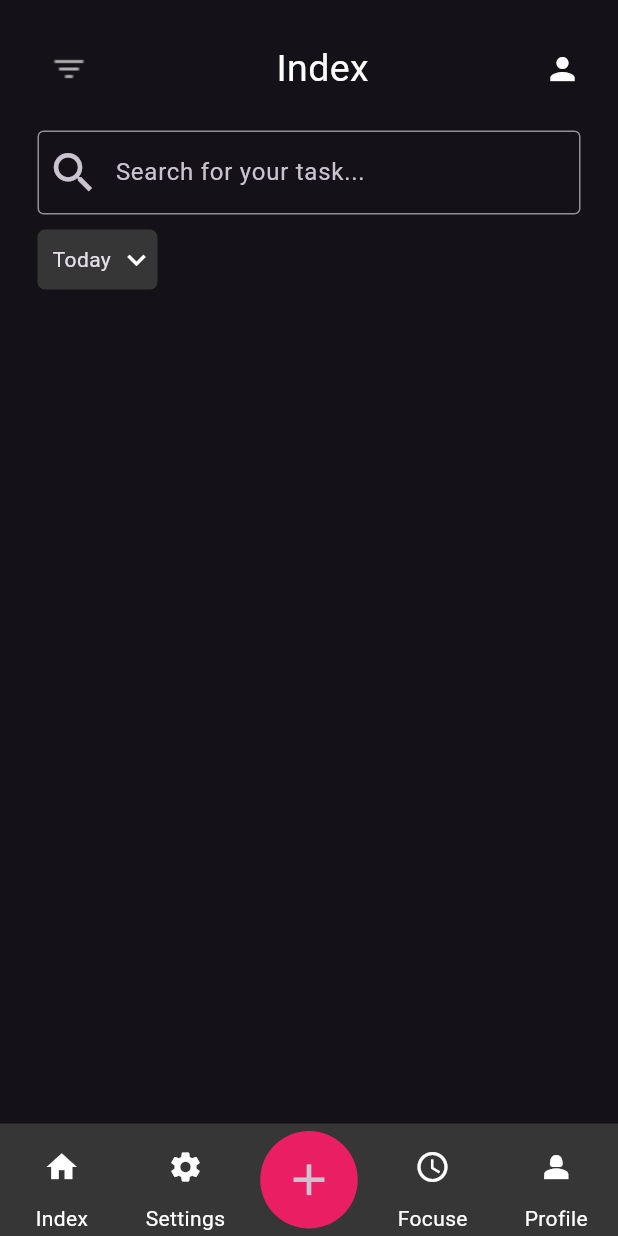
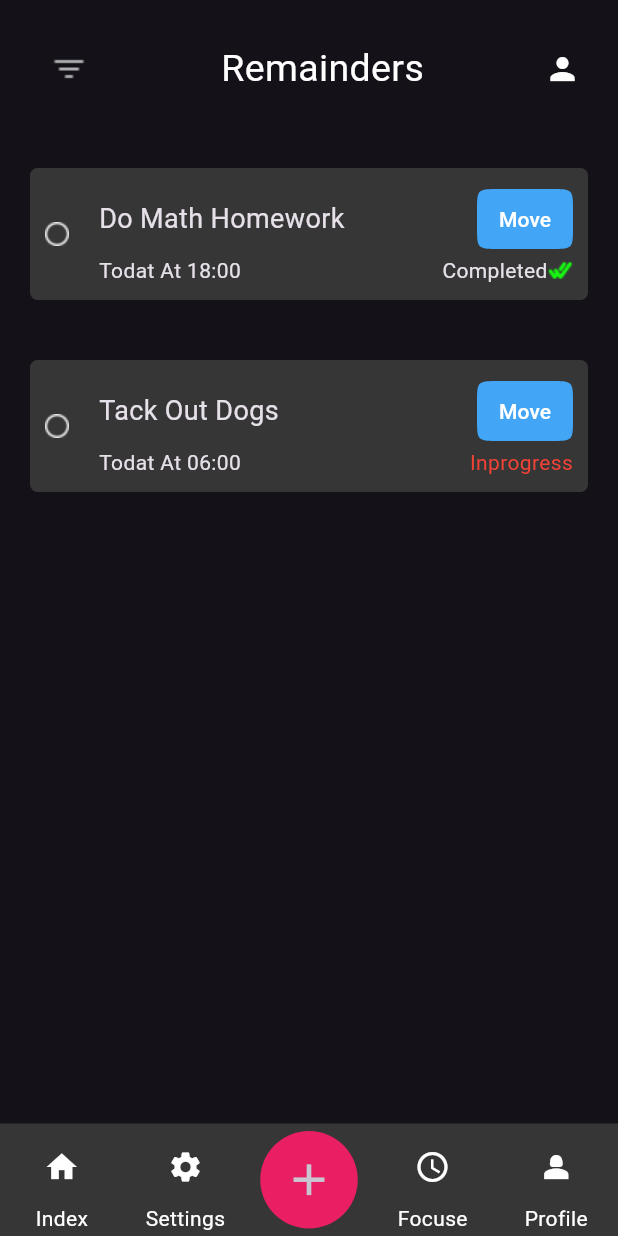
Before and after one commit to GavinJoseph2000/Todo-App, a Flutter app: the screen it shows after launch, on a phone screen of 412 x 824 dp. Run offline on Flutter 3.47's test engine with Material 3 defaults, Android fonts, the phone set to English and light mode, and no system bars; our stand-ins replace fl_chart, get.

Commit message:
remainder

```diff
--- /dev/null
+++ b/lib/Screens/remainder.dart
@@ -0,0 +1,152 @@
+import 'package:flutter/material.dart';
+import 'package:nothing/custom/BottomNavigationBar.dart';
+
+class Remainder extends StatefulWidget {
+  Remainder({super.key});
+
+  @override
+  State<Remainder> createState() => _RemainderState();
+}
+
+class _RemainderState extends State<Remainder> {
+  @override
+  Widget build(BuildContext context) {
+    return Scaffold(
+      bottomNavigationBar: const bottomNavigationBar(),
+      body: SafeArea(
+        child: Column(
+          children: [
+            const Padding(
+              padding: EdgeInsets.all(25.0),
+              child: Row(
+                mainAxisAlignment: MainAxisAlignment.spaceBetween,
+                children: [
+                  Image(
+                    image: AssetImage(
+                      "images/menu.png",
+                    ),
+                  ),
+                  Text(
+                    "Remainders",
+                    style: TextStyle(fontSize: 25, color: Colors.white),
+                  ),
+                  Icon(Icons.person)
+                ],
+              ),
+            ),
+            Container(
+              padding: EdgeInsets.all(10),
+              margin: const EdgeInsets.all(20),
+              decoration: const BoxDecoration(
+                  color: Color(0XFF363636),
+                  borderRadius: BorderRadius.all(Radius.circular(5))),
+              child: Row(
+                children: [
+                  const Image(image: AssetImage("images/ellipse.png")),
+                  Expanded(
+                    child: Padding(
+                      padding: const EdgeInsets.only(left: 20),
+                      child: Column(
+                        crossAxisAlignment: CrossAxisAlignment.start,
+                        children: [
+                          Row(
+                            children: [
+                              const Expanded(
+                                flex: 2,
+                                child: Text(
+                                  'Do Math Homework',
+                                  style: TextStyle(fontSize: 18),
+                                ),
+                              ),
+                              TextButton(
+                                onPressed: () {},
+                                style: ButtonStyle(
+                                    backgroundColor: MaterialStatePropertyAll(
+                                        Colors.blue[400]),
+                                    shape: MaterialStatePropertyAll(
+                                        ContinuousRectangleBorder(
+                                            borderRadius:
+                                                BorderRadius.circular(15)))),
+                                child: const Text(
+                                  'Move',
+                                  style: TextStyle(color: Colors.white),
+                                ),
+                              )
+                            ],
+                          ),
+                          const Row(
+                            children: [
+                              Expanded(child: Text('Todat At 18:00')),
+                              Text('Completed'),
+                              Image(image: AssetImage("images/doublecheck.png"))
+                            ],
+                          )
+                        ],
+                      ),
+                    ),
+                  ),
+                ],
+              ),
+            ),
+            Container(
+              padding: EdgeInsets.all(10),
+              margin: const EdgeInsets.all(20),
+              decoration: const BoxDecoration(
+                  color: Color(0XFF363636),
+                  borderRadius: BorderRadius.all(Radius.circular(5))),
+              child: Row(
+                children: [
+                  const Image(image: AssetImage("images/ellipse.png")),
+                  Expanded(
+                    child: Padding(
+                      padding: const EdgeInsets.only(left: 20),
+                      child: Column(
+                        crossAxisAlignment: CrossAxisAlignment.start,
+                        children: [
+                          Row(
+                            children: [
+                              const Expanded(
+                                flex: 2,
+                                child: Text(
+                                  'Tack Out Dogs',
+                                  style: TextStyle(fontSize: 18),
+                                ),
+                              ),
+                              TextButton(
+                                onPressed: () {},
+                                style: ButtonStyle(
+                                    backgroundColor: MaterialStatePropertyAll(
+                                        Colors.blue[400]),
+                                    shape: MaterialStatePropertyAll(
+                                        ContinuousRectangleBorder(
+                                            borderRadius:
+                                                BorderRadius.circular(15)))),
+                                child: const Text(
+                                  'Move',
+                                  style: TextStyle(color: Colors.white),
+                                ),
+                              )
+                            ],
+                          ),
+                          const Row(
+                            children: [
+                              Expanded(child: Text('Todat At 06:00')),
+                              Text(
+                                'Inprogress',
+                                style: TextStyle(color: Colors.red),
+                              ),
+                            ],
+                          )
+                        ],
+                      ),
+                    ),
+                  ),
+                ],
+              ),
+            )
+          ],
+        ),
+      ),
+    );
+  }
+}
--- a/lib/main.dart
+++ b/lib/main.dart
@@ -1,6 +1,8 @@
 import 'package:flutter/material.dart';
 import 'package:get/get.dart';
 import 'package:nothing/Screens/indexhome.dart';
+import 'package:nothing/Screens/remainder.dart';
+import 'package:nothing/Screens/remainder.dart';
 
 import 'package:nothing/Screens/splashscreen.dart';
 
@@ -14,7 +16,7 @@ class MyApp extends StatelessWidget {
   @override
   Widget build(BuildContext context) {
     return GetMaterialApp(
-      home: IndexHome(),
+      home: Remainder(),
       theme: ThemeData.dark(),
     );
   }
```
Also changed, not shown: images/doublecheck.png (added), images/ellipse.png (added), 15 other files.
